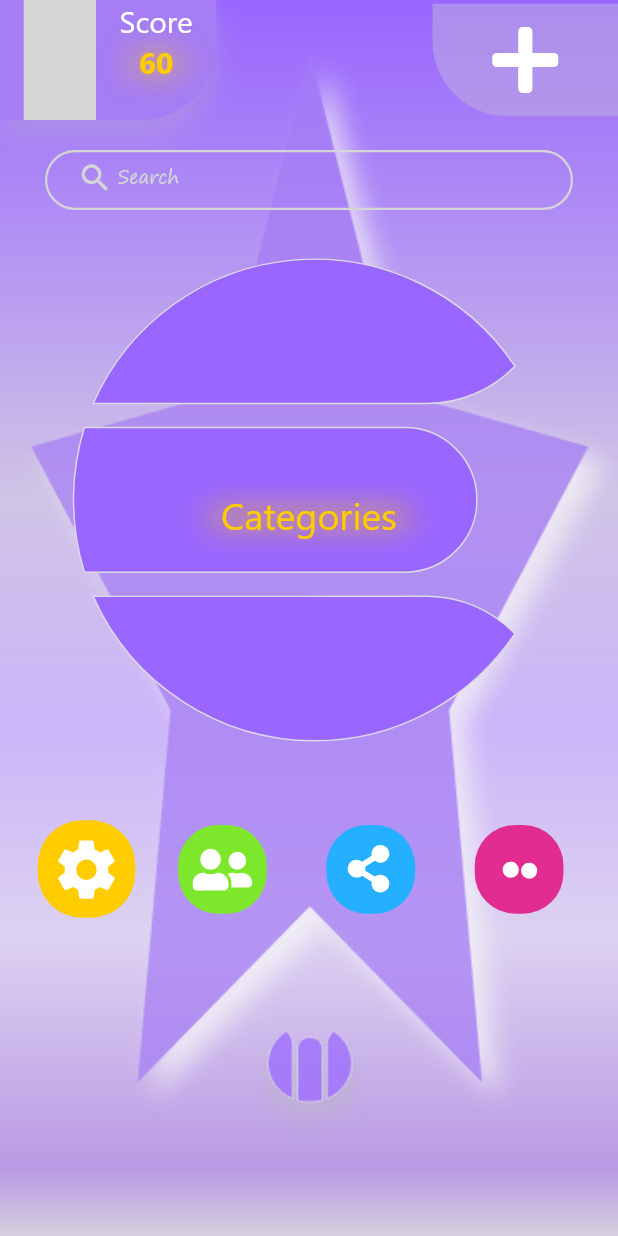
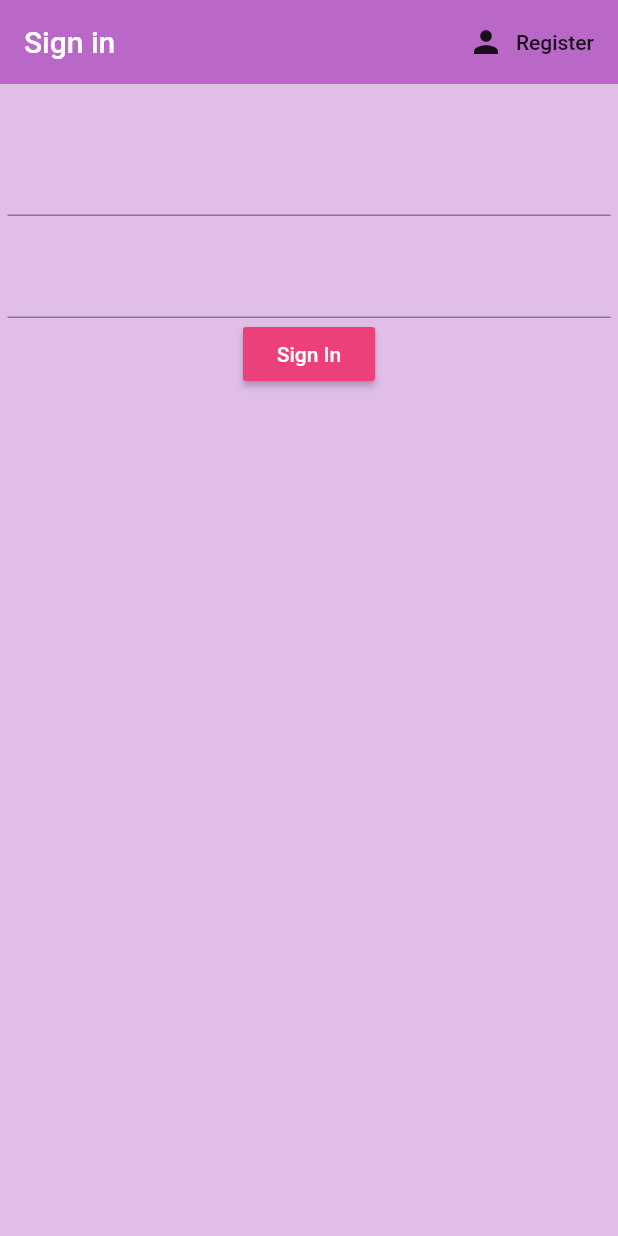
Before and after one commit to yasminAli97/project_flutter_app, a Flutter app: the screen it shows after launch, on a phone screen of 412 x 824 dp. Run offline on Flutter 3.47's test engine with Material 2 defaults, Android fonts, the phone set to English and light mode, and no system bars; our stand-ins replace curved_navigation_bar, firebase_auth, firebase_database, flutter_slidable, flutter_svg, fluttertoast and 2 more; missing offline and left inert: custom_switch_button; accounts and stored records are empty; project files that could hold a hidden picture were left out; grey boxes are pictures that could not be loaded.

Commit message:
set up authentication and design signin & regster intefaces

```diff
--- a/lib/main.dart
+++ b/lib/main.dart
@@ -6,6 +6,11 @@ import 'package:projectflutterapp/screens/categoryDetailsScreen.dart';
 import 'package:projectflutterapp/screens/home_screen.dart';
 import 'package:projectflutterapp/screens/task_attribute.dart';
 import 'package:projectflutterapp/screens/friends.dart';
+import 'package:projectflutterapp/screens/wrapper.dart';
+import 'package:provider/provider.dart';
+import 'package:projectflutterapp/services/auth.dart';
+import 'package:projectflutterapp/models/User.dart';
+
 
 import 'constants/constants.dart';
 
@@ -15,17 +20,21 @@ class MyApp extends StatelessWidget {
   // This widget is the root of your application.
   @override
   Widget build(BuildContext context) {
-    return MaterialApp(
+    return StreamProvider<User>.value(
+      value: AuthServices().user,
+      child: MaterialApp(
           title: 'Flutter Demo',
           debugShowCheckedModeBanner: false,
           theme: ThemeData(
             primarySwatch: Colors.deepPurple,
           ),
-        home: HomeScreen(),
-        routes: <String, WidgetBuilder>{
+          home: Wrapper(),
+          /*routes: <String, WidgetBuilder>{
             HOME_SCREEN: (BuildContext context) => HomeScreen(),
             ADD_NEW_TASK: (BuildContext context) => AddNewTaskScreen(),
             CATEGORIES_SCREEN: (BuildContext context) => CategoriesScreen(),
-        });
+            //WRAPPER_SCREEN: (BuildContext context) => Wrapper(),
+          }*/),
+    );
   }
 }
--- a/lib/models/User.dart
+++ b/lib/models/User.dart
@@ -1,17 +1,45 @@
+import 'package:firebase_database/firebase_database.dart';
 import 'package:projectflutterapp/models/Category.dart';
 import 'package:projectflutterapp/models/Task.dart';
 
 class User {
 
+  /*String _id;
   String _fullname;
-  String _username;
-  String _password;
-  String _email;
-  String _image ;
-  int _score;
-  int _age;
-  List<Category> _categories;
-  List<Task> _tasks;
-  List<User> _friends;
+//  String _username;
+//  String _password;
+//  String _email;
+//  String _image ;
+//  int _score;
+//  int _age;
+//  List<Category> _categories;
+//  List<Task> _tasks;
+//  List<User> _friends;
+User(this._fullname,this._id);
+
+// add to database
+User.map(dynamic obj){
+  this._id = obj["id"];
+  this._fullname = obj["fullname"];
+}
+
+//get da from user
+String get id => _id;
+String get fullname => _fullname;
+
+//retrive data from db
+User.fromSnapShot(DataSnapshot snapshot){
+  _id = snapshot.value["id"];
+  _fullname = snapshot.value["fullname"];
+}
+
+*/
+
+  final String uid;
+
+  User({this.uid});
+
+
+
 
 }
--- /dev/null
+++ b/lib/screens/authentication/authenticate.dart
@@ -0,0 +1,24 @@
+import 'package:flutter/material.dart';
+import 'sign_in.dart';
+import 'register.dart';
+
+class Authenticate extends StatefulWidget {
+  @override
+  _AuthenticateState createState() => _AuthenticateState();
+}
+
+class _AuthenticateState extends State<Authenticate> {
+
+  bool showSignIn = true;
+  void toggleView(){
+    setState(() => showSignIn = !showSignIn);
+  }
+  @override
+  Widget build(BuildContext context) {
+    if(showSignIn){
+      return SignIn(toggleView: toggleView);
+    }else{
+      return Register(toggleView: toggleView);
+    }
+  }
+}
--- /dev/null
+++ b/lib/screens/authentication/sign_in.dart
@@ -0,0 +1,92 @@
+import 'package:flutter/material.dart';
+import 'package:projectflutterapp/services/auth.dart';
+
+class SignIn extends StatefulWidget {
+
+  final Function toggleView;
+  SignIn({this.toggleView});
+
+
+  @override
+  _SignInState createState() => _SignInState();
+}
+
+class _SignInState extends State<SignIn> {
+
+  final AuthServices _auth = AuthServices();
+  final _formKey = GlobalKey<FormState>();
+
+  // text field state
+  String email ="";
+  String password ="";
+  String error ="";
+
+
+  @override
+  Widget build(BuildContext context) {
+    return Scaffold(
+      backgroundColor: Colors.purple[100],
+      appBar: AppBar(
+        backgroundColor: Colors.purple[300],
+        elevation: 0.0,
+        title: Text('Sign in'),
+        actions: <Widget>[
+          FlatButton.icon(
+              onPressed: (){
+                widget.toggleView();
+                //widget is refers to Register widget(above) itself
+              },
+              icon: Icon(Icons.person),
+              label: Text("Register"))
+        ],
+      ),
+      body: Container(
+        padding: EdgeInsets.symmetric(vertical: 20.0 , horizontal: 5.0),
+        child: Form(
+          key:_formKey,
+          child:Column(
+            children:<Widget>[
+              SizedBox(height:20.0),
+              TextFormField(
+                validator: (val) => val.isEmpty? "Enter an email" : null ,
+                onChanged:(val){
+                  setState(() => email = val);
+                }
+              ),
+              SizedBox(height:20.0),
+              TextFormField(
+                  validator: (val) => val.length < 6 ? "Enter a password6+ chars long" : null ,
+                obscureText: true,
+                onChanged:(val){
+                  setState(() => password = val);
+                  }
+              ),
+              RaisedButton(
+                color: Colors.pink[400],
+                child: Text(
+                  "Sign In",
+                  style: TextStyle(color: Colors.white),
+                ),
+                onPressed: () async {
+                  if(_formKey.currentState.validate()){
+                    dynamic result = await _auth.signInWithEmailAndPassword(email, password);
+                    if(result == null){
+                      setState(() => error ="could not sign in with those credentials");
+                    }
+                  }
+                },
+                  /*print(email);
+                  print(password);*/
+
+              ),
+              SizedBox(height: 12.0,),
+              Text(error ,
+                style : TextStyle(color: Colors.red,fontSize: 14.0),
+              )
+            ]
+          )
+        )
+      ),
+    );
+  }
+}
--- /dev/null
+++ b/lib/screens/wrapper.dart
@@ -0,0 +1,21 @@
+import 'package:flutter/material.dart';
+import 'package:provider/provider.dart';
+import 'authentication/authenticate.dart';
+import 'home_screen.dart';
+import 'package:projectflutterapp/models/User.dart';
+
+class Wrapper extends StatelessWidget {
+  @override
+  Widget build(BuildContext context) {
+
+    final user = Provider.of<User>(context);
+    print(user);
+
+   // return either home or Authenticate widget
+    if(user == null){
+      return Authenticate();
+    }else{
+     return HomeScreen();
+    }
+  }
+}
--- a/pubspec.yaml
+++ b/pubspec.yaml
@@ -20,6 +20,10 @@ dependencies:
   curved_navigation_bar: ^0.3.2
   flutter:
     sdk: flutter
+  firebase_database: ^3.1.3
+  firebase_auth: ^0.16.0
+  cloud_firestore: ^0.13.5
+  provider: ^4.0.5
 
   # The following adds the Cupertino Icons font to your application.
   # Use with the CupertinoIcons class for iOS style icons.
```
Also changed, not shown: lib/screens/authentication/register.dart (added, +88 -0 lines), lib/screens/home_screen.dart (+16 -0 lines), lib/services/auth.dart (added, +69 -0 lines), lib/screens/user_scren.dart (added), pubspec.lock, 4 other files. Lines whose indentation alone changed are shown as unchanged.
